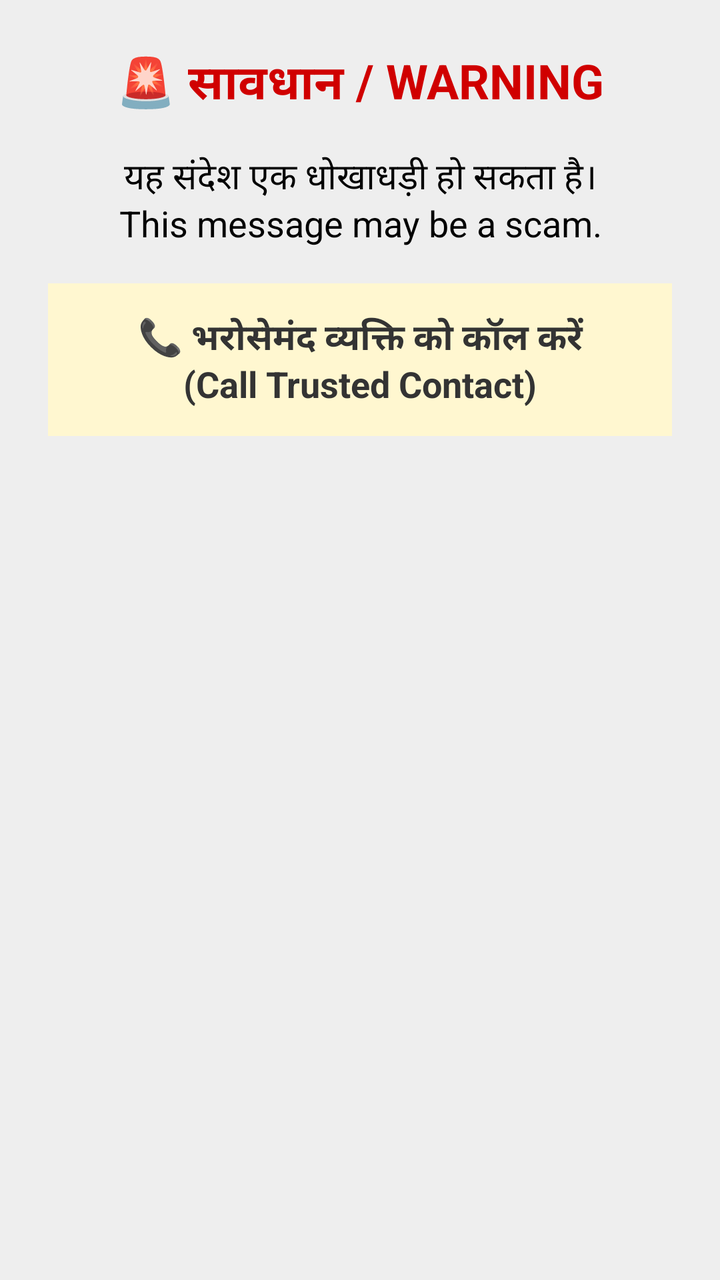
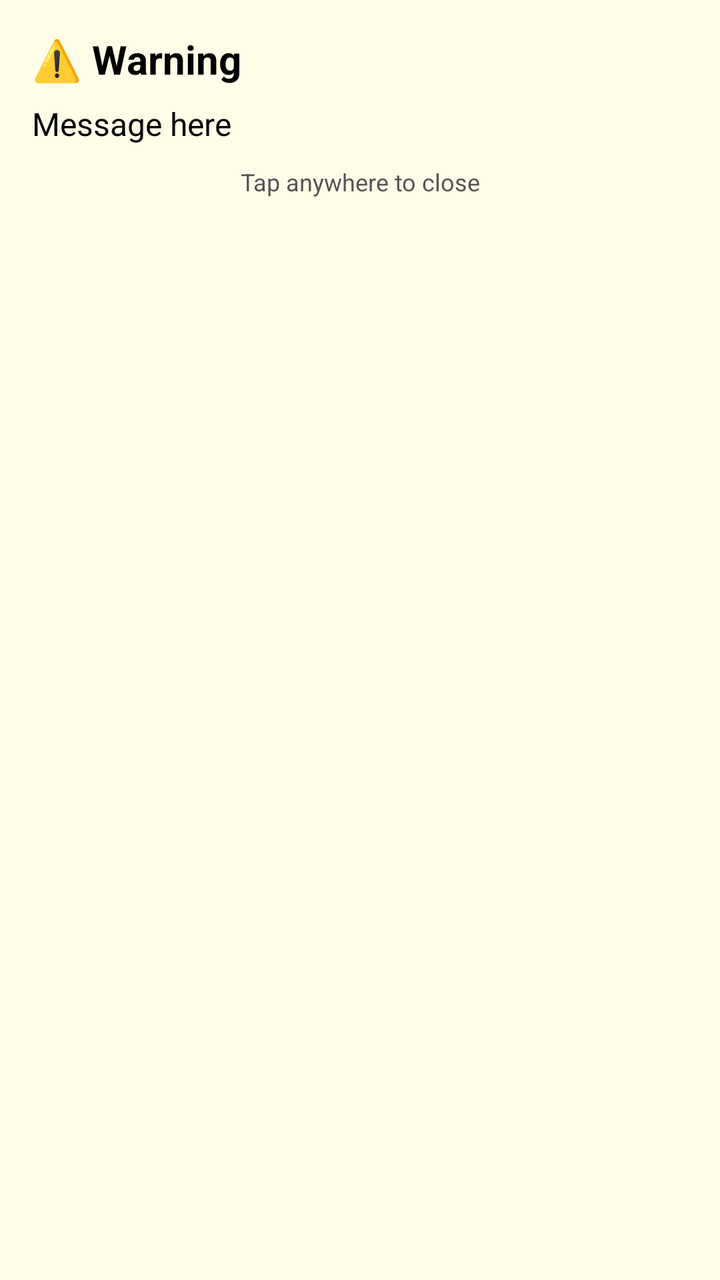

The first picture is an Android layout as it rendered before a commit; the second is the same layout after the commit. The layout source and the unified diff follow.
<!-- AndroidManifest.xml: application theme Theme.LakshmanRekha -->
<!-- res/layout/overlay_warning.xml -->
<?xml version="1.0" encoding="utf-8"?>
<LinearLayout
    xmlns:android="http://schemas.android.com/apk/res/android"
    android:layout_width="match_parent"
    android:layout_height="wrap_content"
    android:orientation="vertical"
    android:padding="24dp"
    android:background="#FFEEEEEE"
    android:elevation="8dp">

    
    <TextView
        android:id="@+id/overlayTitle"
        android:layout_width="match_parent"
        android:layout_height="wrap_content"
        android:text="🚨 सावधान / WARNING"
        android:textSize="24sp"
        android:textStyle="bold"
        android:gravity="center"
        android:textColor="#D00000"
        android:paddingBottom="8dp"/>

    
    <TextView
        android:id="@+id/overlayText"
        android:layout_width="match_parent"
        android:layout_height="wrap_content"
        android:text="यह संदेश एक धोखाधड़ी हो सकता है।\nThis message may be a scam."
        android:textSize="18sp"
        android:gravity="center"
        android:textColor="#000000"
        android:padding="8dp"/>

    
    <TextView
        android:id="@+id/btnCallFamily"
        android:layout_width="match_parent"
        android:layout_height="wrap_content"
        android:text="📞 भरोसेमंद व्यक्ति को कॉल करें\n(Call Trusted Contact)"
        android:textSize="18sp"
        android:textStyle="bold"
        android:gravity="center"
        android:padding="14dp"
        android:layout_marginTop="10dp"
        android:background="#FFF7D0"
        android:textColor="#333333"
        android:clickable="true"
        android:focusable="true"/>

</LinearLayout>
<!-- resources referenced by this layout -->
<resources>
  <style name="Theme.LakshmanRekha" parent="android:Theme.Material.Light.NoActionBar" />
</resources>

<!-- the commit's change to res/layout/overlay_warning.xml (unified diff, before → after) -->
@@ -1,50 +1,38 @@
 <?xml version="1.0" encoding="utf-8"?>
-<LinearLayout
-    xmlns:android="http://schemas.android.com/apk/res/android"
+<LinearLayout xmlns:android="http://schemas.android.com/apk/res/android"
+    android:id="@+id/overlayRoot"
     android:layout_width="match_parent"
     android:layout_height="wrap_content"
     android:orientation="vertical"
-    android:padding="24dp"
-    android:background="#FFEEEEEE"
-    android:elevation="8dp">
+    android:padding="16dp"
+    android:background="#FFFDE7">
 
-    
     <TextView
         android:id="@+id/overlayTitle"
         android:layout_width="match_parent"
         android:layout_height="wrap_content"
-        android:text="🚨 सावधान / WARNING"
-        android:textSize="24sp"
+        android:text="⚠️ Warning"
+        android:textSize="20sp"
         android:textStyle="bold"
-        android:gravity="center"
-        android:textColor="#D00000"
-        android:paddingBottom="8dp"/>
+        android:textColor="#000000" />
 
-    
     <TextView
-        android:id="@+id/overlayText"
+        android:id="@+id/overlayMessage"
         android:layout_width="match_parent"
         android:layout_height="wrap_content"
-        android:text="यह संदेश एक धोखाधड़ी हो सकता है।\nThis message may be a scam."
-        android:textSize="18sp"
-        android:gravity="center"
-        android:textColor="#000000"
-        android:padding="8dp"/>
+        android:layout_marginTop="8dp"
+        android:text="Message here"
+        android:textSize="16sp"
+        android:textColor="#000000" />
 
-    
     <TextView
-        android:id="@+id/btnCallFamily"
+        android:id="@+id/overlayCloseHint"
         android:layout_width="match_parent"
         android:layout_height="wrap_content"
-        android:text="📞 भरोसेमंद व्यक्ति को कॉल करें\n(Call Trusted Contact)"
-        android:textSize="18sp"
-        android:textStyle="bold"
-        android:gravity="center"
-        android:padding="14dp"
         android:layout_marginTop="10dp"
-        android:background="#FFF7D0"
-        android:textColor="#333333"
-        android:clickable="true"
-        android:focusable="true"/>
+        android:text="Tap anywhere to close"
+        android:textSize="12sp"
+        android:textColor="#555555"
+        android:gravity="center" />
 
 </LinearLayout>
